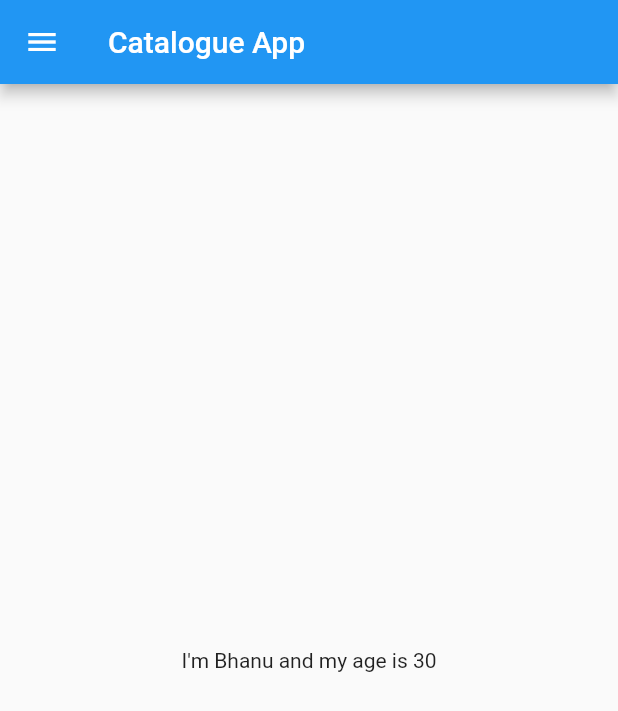
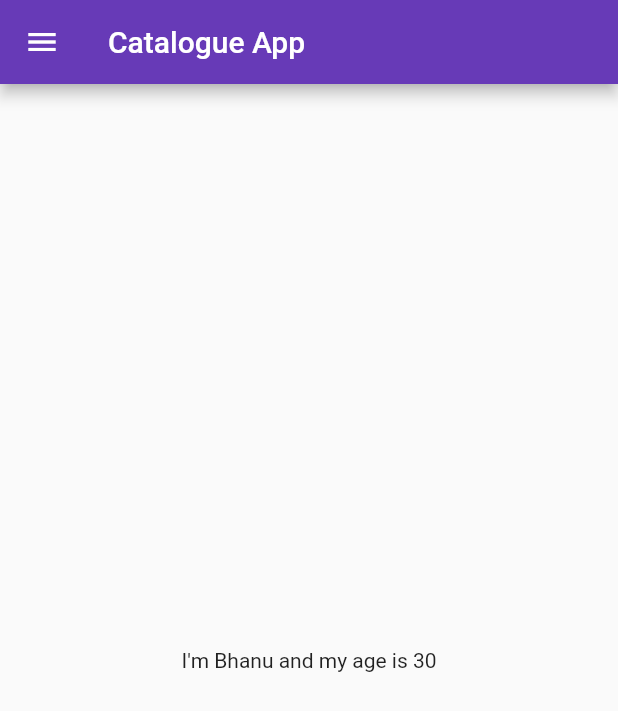
Before and after one commit to codeitbhanu/30_days_of_flutter, a Flutter app: the screen it shows after launch, on a phone screen of 412 x 824 dp. Shown: the top 711 px of the screen. Run offline on Flutter 3.47's test engine with Material 2 defaults, Android fonts, the phone set to English and light mode, and no system bars.

Commit message:
Themes intro and TextStyle

```diff
--- a/lib/main.dart
+++ b/lib/main.dart
@@ -1,5 +1,5 @@
 import 'package:flutter/material.dart';
-import 'package:flutter_30_days_of_flutter/home_page.dart';
+import 'package:flutter_30_days_of_flutter/pages/home_page.dart';
 
 void main() {
   runApp(MyApp());
@@ -10,6 +10,8 @@ class MyApp extends StatelessWidget {
   Widget build(BuildContext context) {
     return MaterialApp(
       home: HomePage(),
+      theme: ThemeData(primarySwatch: Colors.deepPurple),
+      darkTheme: ThemeData(brightness: Brightness.light),
     );
   }
 }
```
Also changed, not shown: lib/pages/login_page.dart (added, +16 -0 lines), lib/pages/home_page.dart (renamed from lib/home_page.dart).
